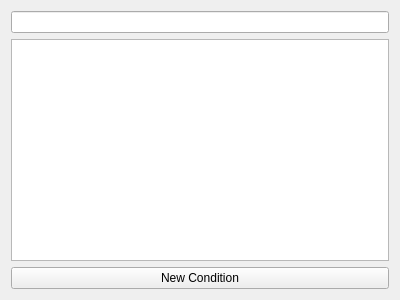
This is simon/src/simoncontextui/contextdialog.ui in KDE/simon as Qt 5 draws it before an edit. The edited form follows.
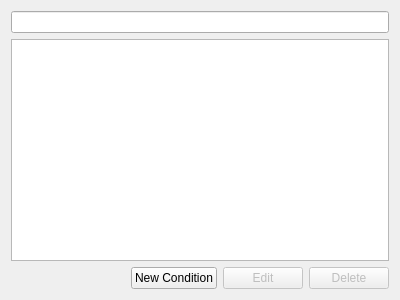
This is the edited form. Custom widgets are drawn as their Qt base class.

Commit message: >Added condition deleting functionality to scenarios >Added condition editting functionality to scenarios >Made scenarios without compoundcondition tags create an empty compound condition during deserialization

Diff of the .ui file:
```diff
--- a/simon/src/simoncontextui/contextdialog.ui
+++ b/simon/src/simoncontextui/contextdialog.ui
@@ -28,15 +28,62 @@
     </widget>
    </item>
    <item>
-    <widget class="QListView" name="lvConditions"/>
-   </item>
-   <item>
-    <widget class="QPushButton" name="pbNewCondition">
-     <property name="text">
-      <string>New Condition</string>
+    <widget class="QListView" name="lvConditions">
+     <property name="editTriggers">
+      <set>QAbstractItemView::NoEditTriggers</set>
      </property>
     </widget>
    </item>
+   <item>
+    <layout class="QHBoxLayout" name="horizontalLayout">
+     <item>
+      <spacer name="horizontalSpacer">
+       <property name="orientation">
+        <enum>Qt::Horizontal</enum>
+       </property>
+       <property name="sizeHint" stdset="0">
+        <size>
+         <width>40</width>
+         <height>20</height>
+        </size>
+       </property>
+      </spacer>
+     </item>
+     <item>
+      <widget class="QPushButton" name="pbNewCondition">
+       <property name="text">
+        <string>New Condition</string>
+       </property>
+      </widget>
+     </item>
+     <item>
+      <widget class="QPushButton" name="pbEditCondition">
+       <property name="enabled">
+        <bool>false</bool>
+       </property>
+       <property name="sizePolicy">
+        <sizepolicy hsizetype="Minimum" vsizetype="Fixed">
+         <horstretch>0</horstretch>
+         <verstretch>0</verstretch>
+        </sizepolicy>
+       </property>
+       <property name="text">
+        <string>Edit</string>
+       </property>
+      </widget>
+     </item>
+     <item>
+      <widget class="QPushButton" name="pbDeleteCondition">
+       <property name="enabled">
+        <bool>false</bool>
+       </property>
+       <property name="text">
+        <string>Delete</string>
+       </property>
+      </widget>
+     </item>
+    </layout>
+   </item>
   </layout>
  </widget>
  <customwidgets>
```
The commit also changes 9 other files.
